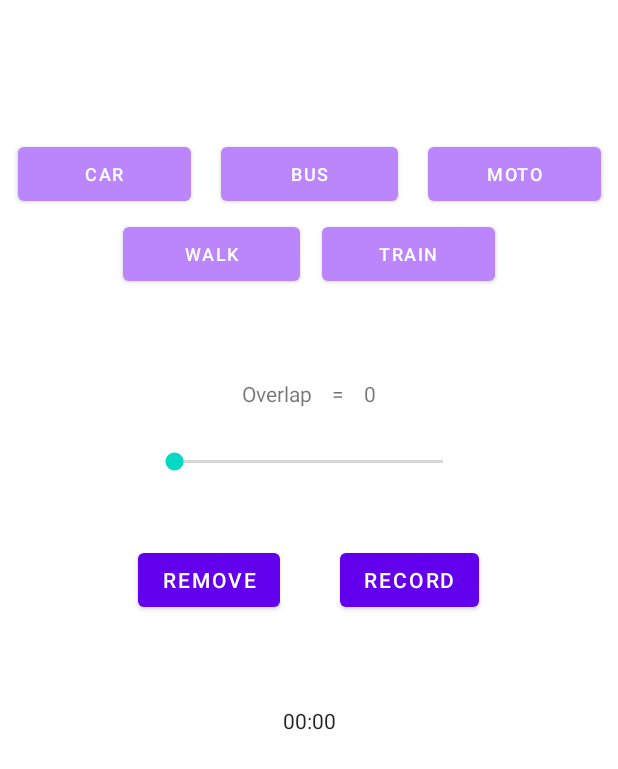
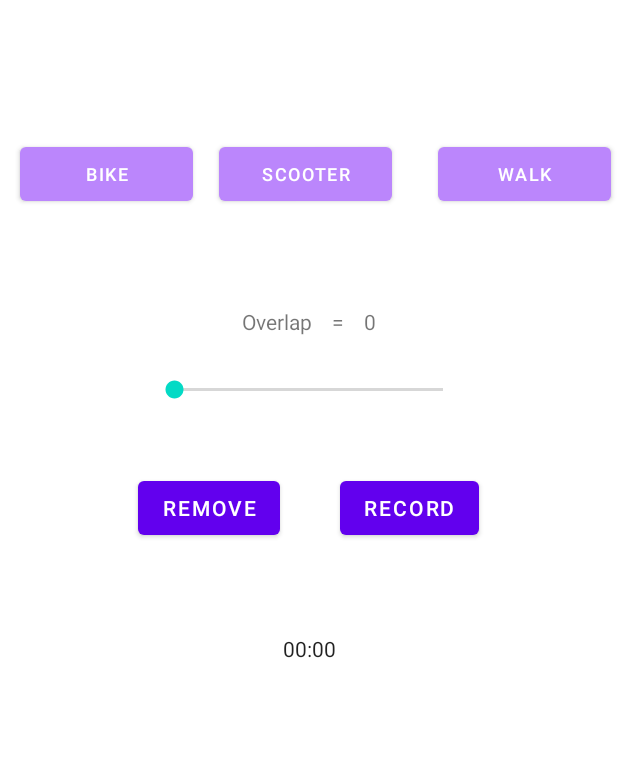
Before and after one commit to kamran-mehravar/MOBILE-AND-SOCIAL-SENSINGSYSTEMS, an Android app: the DataCollectionActivity screen opened directly, with no data from a screen before it, on a phone screen of 412 x 824 dp. Shown: the top 769 px of the screen. Run offline under Robolectric (Android 15) with nearby library versions, the phone set to English and light mode, and no system bars.

Commit message:
Stable version 1.0 label update

```diff
--- a/app/src/main/java/com/example/vehicledetection/DataCollectionActivity.java
+++ b/app/src/main/java/com/example/vehicledetection/DataCollectionActivity.java
@@ -32,12 +32,9 @@ import edu.emory.mathcs.jtransforms.fft.DoubleFFT_1D;
 
 public class DataCollectionActivity extends AppCompatActivity implements SensorEventListener, View.OnClickListener, SeekBar.OnSeekBarChangeListener {
 
-    private static final int RECORDS_SEC = 50;
-    private static final int BUS = 0;
-    private static final int CAR = 1;
-    private static final int MOTO = 2;
-    private static final int WALK = 3;
-    private static final int TRAIN = 4;
+    private static final int BIKE = 0;
+    private static final int WALK = 2;
+    private static final int SCOOTER = 1;
 
     private Sensor sAcceleration;
     private SensorManager sm;
@@ -99,16 +96,11 @@ public class DataCollectionActivity extends AppCompatActivity implements SensorE
             if (v.getId() == R.id.recordButton) {
                 overlappingBar.setEnabled(false);
                 startRecording();
-            } else if (v.getId() == R.id.busButton) {
-                removeButtonBorder();
-                Button b = v.findViewById(R.id.busButton);
-                b.setBackgroundColor(ContextCompat.getColor(c, com.androidplot.R.color.ap_gray));
-                currentVehicle = BUS;
             } else if (v.getId() == R.id.carButton) {
                 removeButtonBorder();
                 Button b = v.findViewById(R.id.carButton);
                 b.setBackgroundColor(ContextCompat.getColor(c, com.androidplot.R.color.ap_gray));
-                currentVehicle = CAR;
+                currentVehicle = BIKE;
             } else if (v.getId() == R.id.walkButton) {
                 removeButtonBorder();
                 Button b = v.findViewById(R.id.walkButton);
@@ -118,12 +110,7 @@ public class DataCollectionActivity extends AppCompatActivity implements SensorE
                 removeButtonBorder();
                 Button b = v.findViewById(R.id.trainButton);
                 b.setBackgroundColor(ContextCompat.getColor(c, com.androidplot.R.color.ap_gray));
-                currentVehicle = TRAIN;
-            } else if (v.getId() == R.id.motoButton) {
-                removeButtonBorder();
-                Button b = v.findViewById(R.id.motoButton);
-                b.setBackgroundColor(ContextCompat.getColor(c, com.androidplot.R.color.ap_gray));
-                currentVehicle = MOTO;
+                currentVehicle = SCOOTER;
             } else if (v.getId() == R.id.removeFiles) {
                 File directory = new File(c.getFilesDir().getPath());
                 for (File file : Objects.requireNonNull(directory.listFiles())) {
@@ -303,11 +290,7 @@ public class DataCollectionActivity extends AppCompatActivity implements SensorE
     }
 
     public void removeButtonBorder() {
-        Button b = findViewById(R.id.motoButton);
-        b.setBackgroundColor(this.getResources().getColor(R.color.purple_200, null));
-        b = findViewById(R.id.busButton);
-        b.setBackgroundColor(this.getResources().getColor(R.color.purple_200, null));
-        b = findViewById(R.id.carButton);
+        Button b = findViewById(R.id.carButton);
         b.setBackgroundColor(this.getResources().getColor(R.color.purple_200, null));
         b = findViewById(R.id.walkButton);
         b.setBackgroundColor(this.getResources().getColor(R.color.purple_200, null));
--- a/app/src/main/res/layout/activity_data_collection.xml
+++ b/app/src/main/res/layout/activity_data_collection.xml
@@ -67,25 +67,25 @@
                 android:layout_marginRight="10dp"
                 android:width="115dp"
                 android:onClick="onClick"
-                android:text="Car"
+                android:text="Bike"
                 android:textSize="12sp" />
 
             <Button
-                android:id="@+id/busButton"
-                android:layout_marginLeft="10dp"
-                android:layout_marginRight="10dp"
+                android:id="@+id/trainButton"
+                android:layout_marginLeft="7dp"
+                android:layout_marginRight="15dp"
                 android:width="115dp"
                 android:onClick="onClick"
-                android:text="Bus"
+                android:text="Scooter"
                 android:textSize="12sp" />
 
             <Button
-                android:id="@+id/motoButton"
-                android:layout_marginLeft="10dp"
-                android:layout_marginRight="15dp"
+                android:id="@+id/walkButton"
+                android:layout_marginLeft="15dp"
+                android:layout_marginRight="7dp"
                 android:width="115dp"
                 android:onClick="onClick"
-                android:text="Moto"
+                android:text="Walk"
                 android:textSize="12sp" />
 
         </TableRow>
@@ -98,23 +98,6 @@
             android:paddingTop="5dp">
 
 
-            <Button
-                android:id="@+id/walkButton"
-                android:layout_marginLeft="15dp"
-                android:layout_marginRight="7dp"
-                android:width="115dp"
-                android:onClick="onClick"
-                android:text="Walk"
-                android:textSize="12sp" />
-
-            <Button
-                android:id="@+id/trainButton"
-                android:layout_marginLeft="7dp"
-                android:layout_marginRight="15dp"
-                android:width="115dp"
-                android:onClick="onClick"
-                android:text="Train"
-                android:textSize="12sp" />
         </TableRow>
 
     </TableLayout>
```
Also changed, not shown: app/src/main/java/com/example/vehicledetection/MonitorActivity.java (+8 -15 lines).
